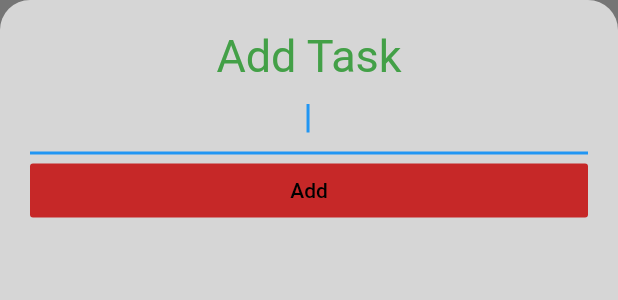
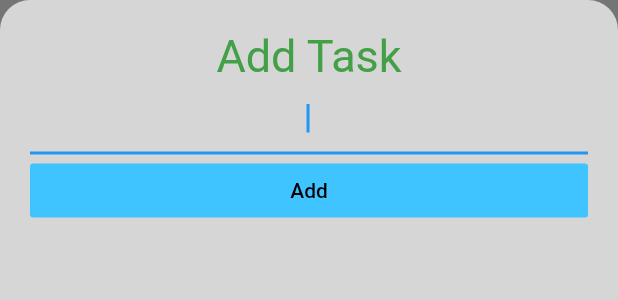
Before and after one commit to ishankarpe/Task-Todo-Now, a Flutter app: the AddTaskScreen widget shown alone on an empty page, opened directly, on a phone screen of 412 x 824 dp. Shown: the top 300 px of the screen. Run offline on Flutter 3.47's test engine with Material 2 defaults, Android fonts, the phone set to English and light mode, and no system bars.

Commit message:
Final App

```diff
--- a/lib/main.dart
+++ b/lib/main.dart
@@ -11,6 +11,7 @@ class MyApp extends StatelessWidget {
     return ChangeNotifierProvider(
       builder: (context) => TaskData(),
       child: MaterialApp(
+        debugShowCheckedModeBanner: false,
         home: TasksScreen(),
       ),
     );
--- a/lib/screens/add_task_screen.dart
+++ b/lib/screens/add_task_screen.dart
@@ -43,7 +43,7 @@ class AddTaskScreen extends StatelessWidget {
                   color: Colors.black,
                 ),
               ),
-              color: Colors.red.shade800,
+              color: Colors.lightBlueAccent,
               onPressed: () {
                 Provider.of<TaskData>(context).addTask(newTaskTitle);
                 Navigator.pop(context);
```
Also changed, not shown: 1 other file.
